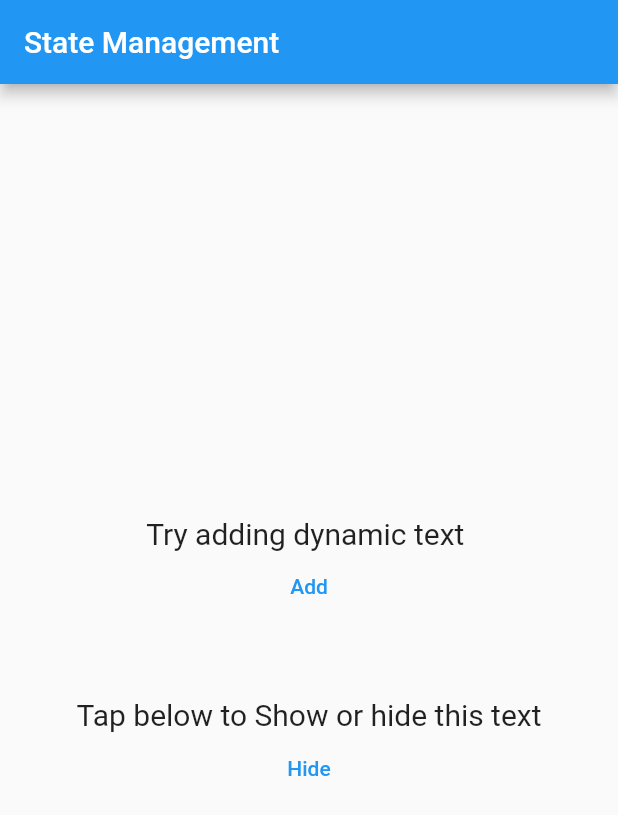
After one commit to JasviramMsf/routes_sample, a Flutter app: the screen it shows after launch, after a tap on "Add", on a phone screen of 412 x 824 dp. The commit adds this screen. Shown: the top 815 px of the screen. Run offline on Flutter 3.47's test engine with Material 2 defaults, Android fonts, the phone set to English and light mode, and no system bars; our stand-ins replace bloc, flutter_bloc.

Commit message:
Provder , FlutterBloc samples added

```diff
--- /dev/null
+++ b/lib/bloc_samples/bloc_main.dart
@@ -0,0 +1,86 @@
+import 'dart:async';
+
+import 'package:bloc/bloc.dart';
+
+void main() {
+  Bloc.observer = const SimpleBlocObserver();
+  blocMain();
+}
+
+blocMain() async {
+  final bloc = TextBuilder();
+
+  print(bloc.state);
+
+  bloc.add(OnPressedEvent(" text building..."));
+
+  await Future<void>.delayed(const Duration(seconds: 1));
+
+  print(bloc.state);
+
+  for (int i = 0; i < 6; i++) {
+      bloc.add(OnPressedEvent(""));
+      await Future<void>.delayed(const Duration(seconds: 1));
+      print(bloc.state);
+  }
+
+  await bloc.close();
+}
+
+abstract class BlocEvent {}
+
+class OnPressedEvent extends BlocEvent {
+  OnPressedEvent(this.val);
+  final String val;
+}
+
+class TextBuilder extends Bloc<BlocEvent, String> {
+  int count = 0;
+  TextBuilder() : super("Hi") {
+    on<OnPressedEvent>(
+        (event, emit) => emit(state + event.val + (count++).toString()));
+  }
+}
+
+class SimpleBlocObserver extends BlocObserver {
+  const SimpleBlocObserver();
+
+  @override
+  void onCreate(BlocBase<dynamic> bloc) {
+    super.onCreate(bloc);
+    // print('onCreate -- bloc: ${bloc.runtimeType}');
+  }
+
+  @override
+  void onEvent(Bloc<dynamic, dynamic> bloc, Object? event) {
+    super.onEvent(bloc, event);
+    // print('onEvent -- bloc: ${bloc.runtimeType}, event: $event');
+  }
+
+  @override
+  void onChange(BlocBase<dynamic> bloc, Change<dynamic> change) {
+    super.onChange(bloc, change);
+    // print('onChange -- bloc: ${bloc.runtimeType}, change: $change');
+  }
+
+  @override
+  void onTransition(
+    Bloc<dynamic, dynamic> bloc,
+    Transition<dynamic, dynamic> transition,
+  ) {
+    super.onTransition(bloc, transition);
+    // print('onTransition -- bloc: ${bloc.runtimeType}, transition: $transition');
+  }
+
+  @override
+  void onError(BlocBase<dynamic> bloc, Object error, StackTrace stackTrace) {
+    // print('onError -- bloc: ${bloc.runtimeType}, error: $error');
+    super.onError(bloc, error, stackTrace);
+  }
+
+  @override
+  void onClose(BlocBase<dynamic> bloc) {
+    super.onClose(bloc);
+    // print('onClose -- bloc: ${bloc.runtimeType}');
+  }
+}
--- /dev/null
+++ b/lib/flutter_bloc_samples/counter_bloc_state.dart
@@ -0,0 +1,9 @@
+import 'package:flutter_bloc/flutter_bloc.dart';
+import 'package:routes/flutter_bloc_samples/counter_events.dart';
+
+class CounterBloc extends Bloc<CounterEvent, int> {
+  CounterBloc() : super(0) {
+    on<OnPressedIncreament>((event, emit) => emit(state + 1));
+    on<OnPressedDecrement>((event, emit) => emit(state - 1));
+  }
+}
--- /dev/null
+++ b/lib/flutter_bloc_samples/counter_events.dart
@@ -0,0 +1,5 @@
+abstract class CounterEvent {}
+
+class OnPressedIncreament extends CounterEvent {}
+
+class OnPressedDecrement extends CounterEvent {}
--- a/lib/main.dart
+++ b/lib/main.dart
@@ -1,51 +1,18 @@
 import 'package:flutter/material.dart';
-import 'package:routes/screens/dynamic_screen.dart';
-import 'package:routes/screens/screens_container.dart';
+import 'package:routes/provider_samples/dynamic_txt_provider.dart';
+import 'package:routes/provider_samples/text_visibility_provider.dart';
+import 'package:provider/provider.dart';
+import 'package:routes/state_main_app.dart';
 
 void main() {
-  runApp(const MainApp());
+   runApp(
+     MultiProvider(
+      providers: [
+        ChangeNotifierProvider(create: (a) => DynamicTextProvider()),
+        ChangeNotifierProvider(create: (a) => VisiblityProvider())
+      ],
+       child:const StateMainApp()
+    ),
+
+  );
 }
-
-class MainApp extends StatelessWidget {
-  const MainApp({Key? key}) : super(key: key);
-
-  @override
-  Widget build(BuildContext context) {
-    return MaterialApp(
-      initialRoute: '/second',
-      routes: {
-        '/first': (context) => const Screen1(),
-        '/second': (context) => const Screen2(name: 'Screen two'),
-        '/third': (context) => const Screen3(),
-      },
-       onGenerateRoute: (val) {
-        if (val.name == DynamicScreenTest.routeName) {
-          final dynamic args = val.arguments;
-          return MaterialPageRoute(
-            builder: (context) {
-              return DynamicScreenTest(args);
-            },
-          );
-        }
-      },
-      // home: DefaultTabController(
-      //   length: 3,
-      //   child: Scaffold(
-      //     appBar: AppBar(
-      //       backgroundColor: Colors.blueGrey,
-      //       bottom: const TabBar(
-      //         tabs: [
-      //           Tab(
-      //             text: "AC",
-      //             icon: Icon(Icons.ac_unit),
-      //           ),
-      //           Tab(icon: Icon(Icons.access_alarm)),
-      //           Tab(icon: Icon(Icons.zoom_out_sharp)),
-      //         ],
-      //       ),
-      //     ),
-      //   ),
-      // ),
-    );
-  }
-}
--- /dev/null
+++ b/lib/provider_samples/dynamic_text.dart
@@ -0,0 +1,54 @@
+import 'package:routes/provider_samples/text_visibility_provider.dart';
+import 'package:routes/provider_samples/dynamic_txt_provider.dart';
+import 'package:flutter/material.dart';
+import 'package:provider/provider.dart';
+
+class ProviderEx extends StatelessWidget {
+  const ProviderEx({super.key});
+
+  @override
+  Widget build(BuildContext context) {
+    final counterModal = Provider.of<VisiblityProvider>(context);
+    Widget conditionedText() {
+      if (counterModal.visibility) {
+        return const Text("Hide");
+      } else {
+        return const Text("Show");
+      }
+    }
+
+    return Center(
+      child: Column(
+        mainAxisAlignment: MainAxisAlignment.center,
+        children: [
+          // Text(context.watch<CounterEx>().header),
+          Text(
+            'Try adding dynamic ${context.watch<DynamicTextProvider>().dynamicLabel}',
+            style: const TextStyle(fontSize: 20),
+          ),
+          TextButton(
+            onPressed: () {
+              context.read<DynamicTextProvider>().concatLabel("text ");
+              // counterModal.increment();
+            },
+            child: const Text("Add"),
+          ),
+          const SizedBox(
+            height: 50,
+          ),
+          if (context.watch<VisiblityProvider>().visibility)
+            const Text(
+              'Tap below to Show or hide this text',
+              style: TextStyle(fontSize: 20),
+            ),
+          TextButton(
+            onPressed: () {
+              context.read<VisiblityProvider>().changeVisibility();
+            },
+            child: conditionedText(),
+          ),
+        ],
+      ),
+    );
+  }
+}
--- /dev/null
+++ b/lib/provider_samples/dynamic_txt_provider.dart
@@ -0,0 +1,11 @@
+import 'package:flutter/material.dart';
+
+class DynamicTextProvider extends ChangeNotifier {
+  String _dynamicLabel = "";
+  String get dynamicLabel => _dynamicLabel;
+
+  void concatLabel(val) {
+    _dynamicLabel = _dynamicLabel + val;
+    notifyListeners();
+  }
+}
--- /dev/null
+++ b/lib/provider_samples/text_visibility_provider.dart
@@ -0,0 +1,12 @@
+import 'package:flutter/material.dart';
+
+class VisiblityProvider extends ChangeNotifier {
+  bool _visibility = true;
+
+  bool get visibility => _visibility;
+
+  void changeVisibility() {
+    _visibility = (_visibility ? false : true);
+    notifyListeners();
+  }
+}
--- /dev/null
+++ b/lib/state_main_app.dart
@@ -0,0 +1,28 @@
+import 'package:routes/flutter_bloc_samples/counter.dart';
+import 'package:flutter/material.dart';
+import 'package:routes/provider_samples/dynamic_text.dart';
+import 'flutter_bloc_samples/counter_bloc_state.dart';
+import 'package:flutter_bloc/flutter_bloc.dart';
+
+class StateMainApp extends StatelessWidget {
+  const StateMainApp({Key? key}) : super(key: key);
+
+  @override
+  Widget build(BuildContext context) {
+    return  MaterialApp(
+     home: BlocProvider(
+        create: (context) => CounterBloc(),
+        child:Scaffold(
+          appBar: AppBar(
+            title:const Text("State Management"),
+          ),
+          body: const ProviderEx(),
+        )
+      ),
+    );
+  }
+}
+
+ /// replace any one function in body param
+// FLutterBlocEx(),
+// ProviderEx()
--- a/pubspec.yaml
+++ b/pubspec.yaml
@@ -35,6 +35,9 @@ dependencies:
   # The following adds the Cupertino Icons font to your application.
   # Use with the CupertinoIcons class for iOS style icons.
   cupertino_icons: ^1.0.2
+  bloc: ^8.1.2
+  flutter_bloc: ^8.1.3
+  provider: ^6.0.5
 
 dev_dependencies:
   flutter_test:
```
Also changed, not shown: lib/flutter_bloc_samples/counter.dart (added, +93 -0 lines), lib/screens/dynamic_screen.dart (deleted, +0 -21 lines), lib/screens/sample.dart (deleted, +0 -29 lines), lib/screens/screens_container.dart (deleted, +0 -104 lines), pubspec.lock.
